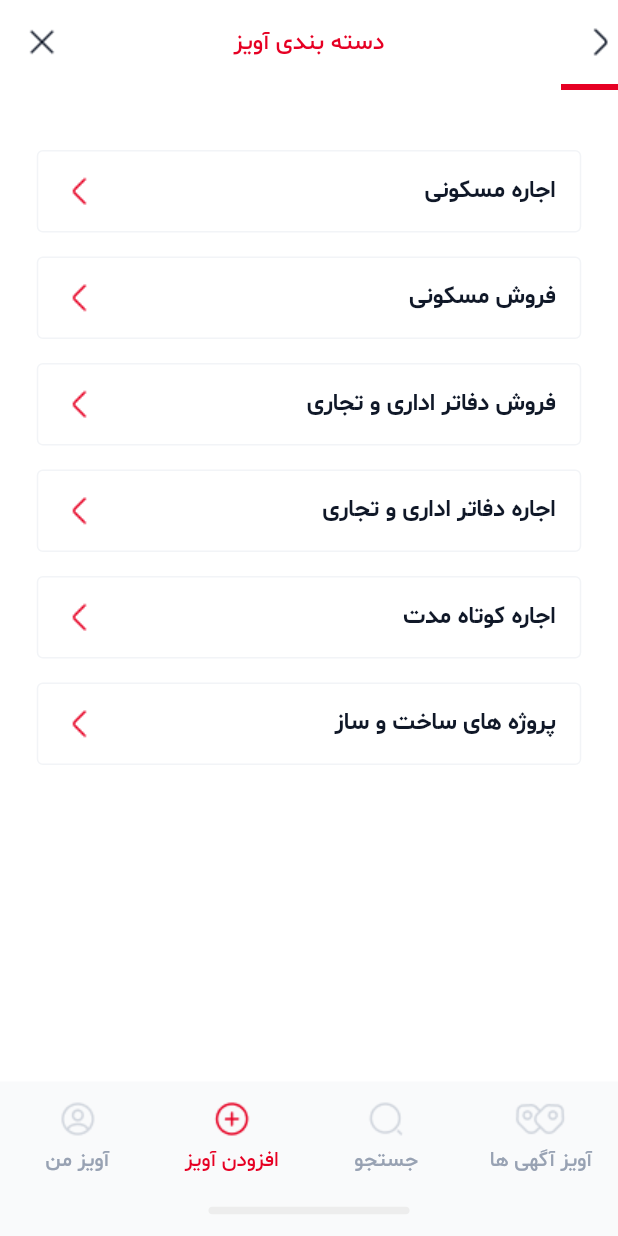
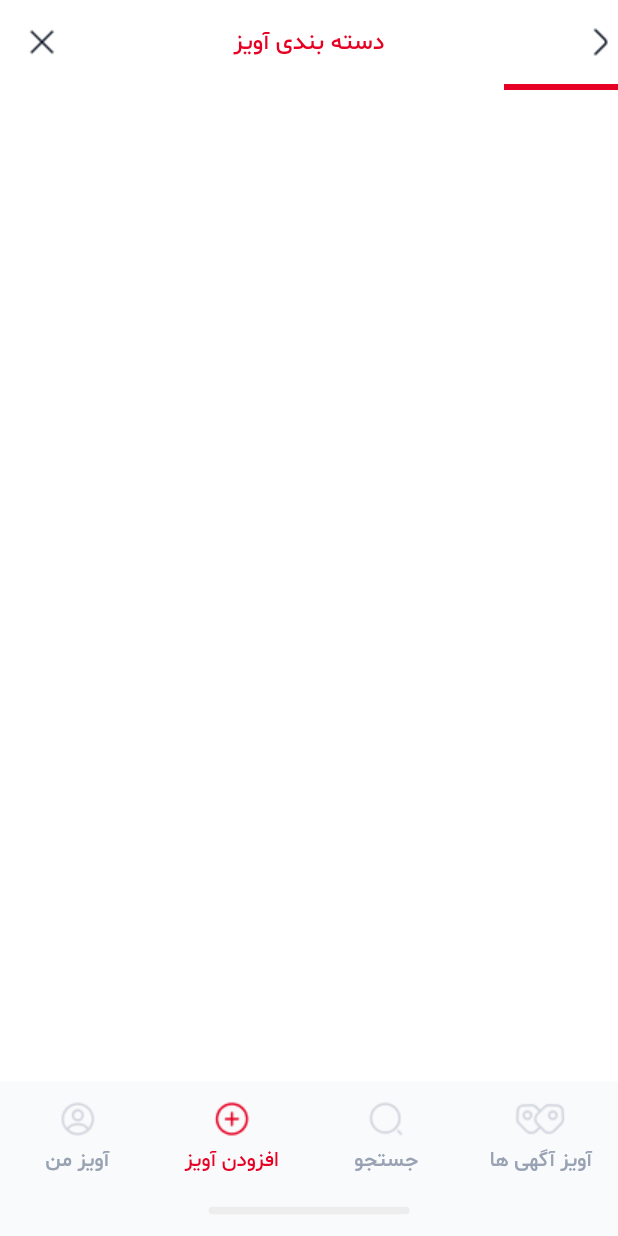
Before and after one commit to elhamebrahimpour/divar_aviz, a Flutter app: the screen it shows after launch, item 2 of the bottom bar chosen, after a tap on "اجاره مسکونی", on a phone screen of 412 x 824 dp. Run offline on Flutter 3.47's test engine with Material 3 defaults, Android fonts, the light colour scheme and no system bars; our stand-ins replace smooth_page_indicator.

Commit message:
complete category page, add aviz page

```diff
--- a/lib/presentation/pages/add_aviz_page.dart
+++ b/lib/presentation/pages/add_aviz_page.dart
@@ -9,8 +9,6 @@ class AddAvizPage extends StatefulWidget {
 }
 
 class _AddAvizPageState extends State<AddAvizPage> {
-  double animatedContainerWidth = 38;
-
   @override
   Widget build(BuildContext context) {
     final textTheme = Theme.of(context).textTheme;
@@ -21,23 +19,45 @@ class _AddAvizPageState extends State<AddAvizPage> {
         elevation: 0,
         centerTitle: true,
         leading: Image.asset('assets/images/icon_close.png'),
-        title: Text(
-          'دسته بندی آویز',
+        title: Row(
+          mainAxisAlignment: MainAxisAlignment.center,
+          children: [
+            Text(
+              'آویز',
               style: textTheme.bodySmall!.copyWith(fontSize: 16),
+            ),
+            const SizedBox(
+              width: 5,
+            ),
+            Text(
+              'ثبت',
+              style: textTheme.bodyMedium!.copyWith(fontSize: 16),
+            ),
+          ],
         ),
         actions: [
           GestureDetector(
-            onTap: () => setState(() {
-              animatedContainerWidth = animatedContainerWidth > 38
-                  ? animatedContainerWidth - 38
-                  : animatedContainerWidth;
-            }),
+            onTap: () => setState(() {}),
             child: Image.asset('assets/images/icon_arrow_right.png'),
           ),
         ],
       ),
-      body: SafeArea(
-        child: Column(
+      body: AddAvizView(textTheme: textTheme),
+    );
+  }
+}
+
+class AddAvizView extends StatelessWidget {
+  const AddAvizView({
+    super.key,
+    required this.textTheme,
+  });
+
+  final TextTheme textTheme;
+
+  @override
+  Widget build(BuildContext context) {
+    return Column(
       crossAxisAlignment: CrossAxisAlignment.end,
       children: [
         const SizedBox(
@@ -47,135 +67,54 @@ class _AddAvizPageState extends State<AddAvizPage> {
           duration: const Duration(milliseconds: 500),
           color: ThemeColors.mainColor,
           height: 4,
-              width: animatedContainerWidth,
+          width: 38 * 4,
         ),
         const SizedBox(
           height: 32,
         ),
-            CategoryItem(
-              textTheme: textTheme,
-              categoryTitle: 'اجاره مسکونی',
-              onItemTapped: () {},
+        Padding(
+          padding: const EdgeInsets.symmetric(horizontal: 16),
+          child: Row(
+            mainAxisAlignment: MainAxisAlignment.end,
+            children: [
+              Text(
+                'انتخاب دسته بندی آویز',
+                style: textTheme.bodyMedium!.copyWith(fontSize: 18),
               ),
-            CategoryItem(
-              textTheme: textTheme,
-              categoryTitle: 'فروش مسکونی',
-              onItemTapped: () {
-                setState(() {
-                  animatedContainerWidth = animatedContainerWidth * 2;
-                });
-              },
+              const SizedBox(
+                width: 5,
               ),
-            CategoryItem(
-              textTheme: textTheme,
-              categoryTitle: 'فروش دفاتر اداری و تجاری',
-              onItemTapped: () {},
+              const Icon(Icons.category),
+            ],
           ),
-            CategoryItem(
-              textTheme: textTheme,
-              categoryTitle: 'اجاره دفاتر اداری و تجاری',
-              onItemTapped: () {},
         ),
-            CategoryItem(
-              textTheme: textTheme,
-              categoryTitle: 'اجاره کوتاه مدت',
-              onItemTapped: () {},
+        const SizedBox(
+          height: 32,
         ),
-            CategoryItem(
-              textTheme: textTheme,
-              categoryTitle: 'پروژه های ساخت و ساز',
-              onItemTapped: () {},
+        Padding(
+          padding: const EdgeInsets.symmetric(horizontal: 16),
+          child: Row(
+            mainAxisAlignment: MainAxisAlignment.spaceAround,
+            children: [
+              Text(
+                'محدوده ملک',
+                style: textTheme.bodySmall!.copyWith(
+                  color: ThemeColors.textGreyColor,
+                ),
+              ),
+              const SizedBox(
+                width: 5,
+              ),
+              Text(
+                'دسته بندی',
+                style: textTheme.bodySmall!.copyWith(
+                  color: ThemeColors.textGreyColor,
+                ),
               ),
             ],
           ),
-      ),
-    );
-  }
-}
-
-class BuildingSellItemsGeneration extends StatefulWidget {
-  double animatedContainerWidth;
-  BuildingSellItemsGeneration(this.animatedContainerWidth, {super.key});
-
-  @override
-  State<BuildingSellItemsGeneration> createState() =>
-      _BuildingSellItemsGenerationState();
-}
-
-class _BuildingSellItemsGenerationState
-    extends State<BuildingSellItemsGeneration> {
-  @override
-  Widget build(BuildContext context) {
-    final textTheme = Theme.of(context).textTheme;
-
-    return Column(
-      children: [
-        CategoryItem(
-          textTheme: textTheme,
-          categoryTitle: 'فروش آپارتمان',
-          onItemTapped: () {},
-        ),
-        CategoryItem(
-          textTheme: textTheme,
-          categoryTitle: 'فروش خانه و ویلا',
-          onItemTapped: () {
-            setState(() {
-              widget.animatedContainerWidth = widget.animatedContainerWidth * 2;
-            });
-          },
-        ),
-        CategoryItem(
-          textTheme: textTheme,
-          categoryTitle: 'فروش زمین و کلنگی',
-          onItemTapped: () {},
-        ),
+        )
       ],
     );
   }
 }
-
-class CategoryItem extends StatelessWidget {
-  final TextTheme textTheme;
-  final String categoryTitle;
-  final VoidCallback? onItemTapped;
-
-  const CategoryItem({
-    super.key,
-    required this.textTheme,
-    required this.categoryTitle,
-    required this.onItemTapped,
-  });
-
-  @override
-  Widget build(BuildContext context) {
-    return GestureDetector(
-      onTap: () => onItemTapped!.call(),
-      child: Center(
-        child: Container(
-          height: 55,
-          width: 363,
-          margin: const EdgeInsets.symmetric(horizontal: 16, vertical: 8),
-          padding: const EdgeInsets.symmetric(horizontal: 16, vertical: 8),
-          decoration: BoxDecoration(
-            color: Colors.white,
-            borderRadius: BorderRadius.circular(4),
-            border: Border.all(
-              width: 1,
-              color: const Color(0xffF2F4F7),
-            ),
-          ),
-          child: Row(
-            children: [
-              Image.asset('assets/images/arrow-left.png'),
-              const Spacer(),
-              Text(
-                categoryTitle,
-                style: textTheme.bodyMedium,
-              ),
-            ],
-          ),
-        ),
-      ),
-    );
-  }
-}
--- /dev/null
+++ b/lib/presentation/pages/category_page.dart
@@ -0,0 +1,184 @@
+import 'package:divar_aviz/config/theme_colors.dart';
+import 'package:flutter/material.dart';
+
+class CategoryPage extends StatefulWidget {
+  const CategoryPage({super.key});
+
+  @override
+  State<CategoryPage> createState() => _CategoryPageState();
+}
+
+class _CategoryPageState extends State<CategoryPage> {
+  bool isCategoryItemSelected = false;
+  double animatedContainerWidth = 38;
+
+  @override
+  Widget build(BuildContext context) {
+    final textTheme = Theme.of(context).textTheme;
+
+    return Scaffold(
+      appBar: AppBar(
+        backgroundColor: Colors.transparent,
+        elevation: 0,
+        centerTitle: true,
+        leading: Image.asset('assets/images/icon_close.png'),
+        title: Text(
+          'دسته بندی آویز',
+          style: textTheme.bodySmall!.copyWith(fontSize: 16),
+        ),
+        actions: [
+          GestureDetector(
+            onTap: () => setState(() {
+              isCategoryItemSelected = false;
+              animatedContainerWidth = animatedContainerWidth > 38
+                  ? animatedContainerWidth - 38
+                  : animatedContainerWidth;
+            }),
+            child: Image.asset('assets/images/icon_arrow_right.png'),
+          ),
+        ],
+      ),
+      body: CategoryPageView(
+        isCategoryItemSelected,
+        animatedContainerWidth,
+      ),
+    );
+  }
+}
+
+// ignore: must_be_immutable
+class CategoryPageView extends StatefulWidget {
+  bool isCategoryItemSelected;
+  double animatedContainerWidth;
+  CategoryPageView(
+    this.isCategoryItemSelected,
+    this.animatedContainerWidth, {
+    super.key,
+  });
+
+  @override
+  State<CategoryPageView> createState() => _CategoryPageViewState();
+}
+
+class _CategoryPageViewState extends State<CategoryPageView> {
+  String selectedCategory = '';
+
+  final List<String> buildingSellItems = [
+    'فروش آپارتمان',
+    'فروش خانه و ویلا',
+    'فروش زمین و کلنگی',
+  ];
+
+  final List<String> mainCategories = [
+    'اجاره مسکونی',
+    'فروش مسکونی',
+    'فروش دفاتر اداری و تجاری',
+    'اجاره دفاتر اداری و تجاری',
+    'اجاره کوتاه مدت',
+    'پروژه های ساخت و ساز',
+  ];
+
+  @override
+  Widget build(BuildContext context) {
+    final textTheme = Theme.of(context).textTheme;
+
+    return SafeArea(
+      child: Column(
+        crossAxisAlignment: CrossAxisAlignment.end,
+        children: [
+          const SizedBox(
+            width: double.infinity,
+          ),
+          AnimatedContainer(
+            duration: const Duration(milliseconds: 500),
+            color: ThemeColors.mainColor,
+            height: 4,
+            width: widget.animatedContainerWidth,
+          ),
+          const SizedBox(
+            height: 32,
+          ),
+          Visibility(
+            visible: !widget.isCategoryItemSelected,
+            child: Expanded(
+              child: ListView.builder(
+                itemCount: mainCategories.length,
+                itemBuilder: (context, index) {
+                  return GestureDetector(
+                    onTap: () => setState(() {
+                      widget.isCategoryItemSelected = true;
+                      widget.animatedContainerWidth =
+                          widget.animatedContainerWidth * 2;
+                      selectedCategory = mainCategories[index];
+                    }),
+                    child: CategoryItem(
+                      textTheme: textTheme,
+                      categoryTitle: mainCategories[index],
+                    ),
+                  );
+                },
+              ),
+            ),
+          ),
+          Visibility(
+            visible: widget.isCategoryItemSelected,
+            child: Expanded(
+              child: ListView.builder(
+                itemCount: buildingSellItems.length,
+                itemBuilder: (context, index) {
+                  return selectedCategory == 'فروش مسکونی'
+                      ? CategoryItem(
+                          textTheme: textTheme,
+                          categoryTitle: buildingSellItems[index],
+                        )
+                      : Container();
+                },
+              ),
+            ),
+          ),
+        ],
+      ),
+    );
+  }
+}
+
+class CategoryItem extends StatelessWidget {
+  final TextTheme textTheme;
+  final String categoryTitle;
+
+  const CategoryItem({
+    super.key,
+    required this.textTheme,
+    required this.categoryTitle,
+  });
+
+  @override
+  Widget build(BuildContext context) {
+    return Center(
+      child: Container(
+        height: 55,
+        width: 363,
+        margin: const EdgeInsets.symmetric(horizontal: 16, vertical: 8),
+        padding: const EdgeInsets.symmetric(horizontal: 16, vertical: 8),
+        decoration: BoxDecoration(
+          color: Colors.white,
+          borderRadius: BorderRadius.circular(4),
+          border: Border.all(
+            width: 1,
+            color: const Color(0xffF2F4F7),
+          ),
+        ),
+        child: Row(
+          children: [
+            Image.asset('assets/images/arrow-left.png'),
+            const Spacer(),
+            Text(
+              categoryTitle,
+              style: textTheme.bodyMedium,
+            ),
+          ],
+        ),
+      ),
+    );
+  }
+}
--- a/lib/presentation/pages/home_page.dart
+++ b/lib/presentation/pages/home_page.dart
@@ -1,6 +1,8 @@
 import 'package:divar_aviz/config/theme_colors.dart';
-import 'package:divar_aviz/presentation/pages/add_aviz_page.dart';
+import 'package:divar_aviz/presentation/pages/category_page.dart';
 import 'package:divar_aviz/presentation/pages/advertisements_page.dart';
+import 'package:divar_aviz/presentation/pages/profile_page.dart';
+import 'package:divar_aviz/presentation/pages/search_page.dart';
 import 'package:flutter/material.dart';
 
 class HomePage extends StatefulWidget {
@@ -21,9 +23,9 @@ class _HomePageState extends State<HomePage> {
       body: IndexedStack(
         index: _selectedBottomNavigationItem,
         children: const [
-          AdvertisementsPage(),
-          AddAvizPage(),
-          AdvertisementsPage(),
+          UserProfilePage(),
+          CategoryPage(),
+          AvizSearchPage(),
           AdvertisementsPage(),
         ],
       ),
--- /dev/null
+++ b/lib/presentation/pages/profile_page.dart
@@ -0,0 +1,16 @@
+import 'package:flutter/material.dart';
+
+class UserProfilePage extends StatelessWidget {
+  const UserProfilePage({super.key});
+
+  @override
+  Widget build(BuildContext context) {
+    return const Scaffold(
+      body: SafeArea(
+        child: Center(
+          child: Text('user profile'),
+        ),
+      ),
+    );
+  }
+}
--- /dev/null
+++ b/lib/presentation/pages/search_page.dart
@@ -0,0 +1,16 @@
+import 'package:flutter/material.dart';
+
+class AvizSearchPage extends StatelessWidget {
+  const AvizSearchPage({super.key});
+
+  @override
+  Widget build(BuildContext context) {
+    return const Scaffold(
+      body: SafeArea(
+        child: Center(
+          child: Text('searching ...'),
+        ),
+      ),
+    );
+  }
+}
```
Lines whose indentation alone changed are shown as unchanged.
